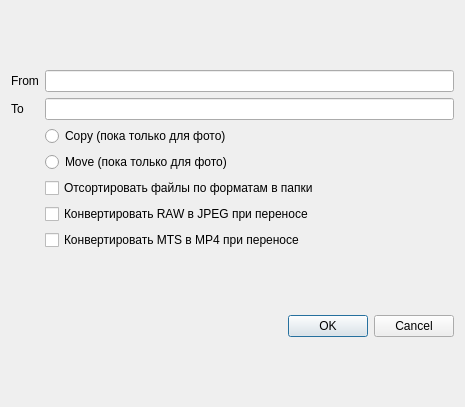
First picture: the form in sd_settings.ui, repository C2H5OH-creator/Explorer2, before the edit.
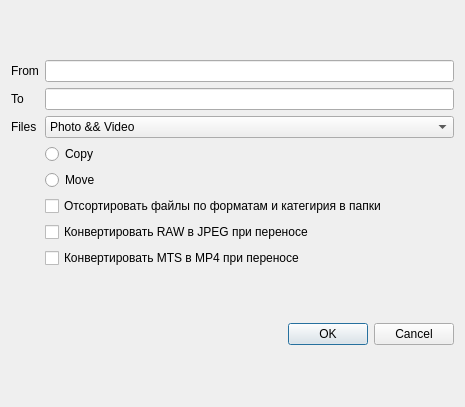
Second picture: the form after the edit.

What changed in the file:
```diff
--- a/sd_settings.ui
+++ b/sd_settings.ui
@@ -27,45 +27,22 @@
    <item row="1" column="0">
     <layout class="QGridLayout" name="gridLayout">
      <item row="3" column="1">
-      <widget class="QRadioButton" name="Move_type">
+      <widget class="QRadioButton" name="Copy_type">
        <property name="text">
-        <string>Move (пока только для фото)</string>
+        <string>Copy</string>
        </property>
        <attribute name="buttonGroup">
         <string notr="true">buttonGroup</string>
        </attribute>
       </widget>
      </item>
-     <item row="4" column="1">
-      <widget class="QCheckBox" name="folder_settings">
-       <property name="text">
-        <string>Отсортировать файлы по форматам в папки</string>
-       </property>
-      </widget>
-     </item>
-     <item row="0" column="1">
-      <widget class="QLineEdit" name="from_path"/>
-     </item>
-     <item row="5" column="1">
+     <item row="6" column="1">
       <widget class="QCheckBox" name="Raw_to_JPEG">
        <property name="text">
         <string>Конвертировать RAW в JPEG при переносе</string>
        </property>
       </widget>
      </item>
-     <item row="2" column="1">
-      <widget class="QRadioButton" name="Copy_type">
-       <property name="text">
-        <string>Copy (пока только для фото)</string>
-       </property>
-       <attribute name="buttonGroup">
-        <string notr="true">buttonGroup</string>
-       </attribute>
-      </widget>
-     </item>
-     <item row="1" column="1">
-      <widget class="QLineEdit" name="to_path"/>
-     </item>
      <item row="1" column="0">
       <widget class="QLabel" name="to">
        <property name="maximumSize">
@@ -79,13 +56,23 @@
        </property>
       </widget>
      </item>
-     <item row="6" column="1">
+     <item row="0" column="1">
+      <widget class="QLineEdit" name="from_path"/>
+     </item>
+     <item row="7" column="1">
       <widget class="QCheckBox" name="MTS_to_MP4">
        <property name="text">
         <string>Конвертировать MTS в MP4 при переносе</string>
        </property>
       </widget>
      </item>
+     <item row="5" column="1">
+      <widget class="QCheckBox" name="folder_settings">
+       <property name="text">
+        <string>Отсортировать файлы по форматам и категирия в папки</string>
+       </property>
+      </widget>
+     </item>
      <item row="0" column="0">
       <widget class="QLabel" name="from">
        <property name="text">
@@ -93,6 +80,45 @@
        </property>
       </widget>
      </item>
+     <item row="4" column="1">
+      <widget class="QRadioButton" name="Move_type">
+       <property name="text">
+        <string>Move</string>
+       </property>
+       <attribute name="buttonGroup">
+        <string notr="true">buttonGroup</string>
+       </attribute>
+      </widget>
+     </item>
+     <item row="1" column="1">
+      <widget class="QLineEdit" name="to_path"/>
+     </item>
+     <item row="2" column="1">
+      <widget class="QComboBox" name="files">
+       <item>
+        <property name="text">
+         <string>Photo &amp;&amp; Video</string>
+        </property>
+       </item>
+       <item>
+        <property name="text">
+         <string>Only photo</string>
+        </property>
+       </item>
+       <item>
+        <property name="text">
+         <string>Only video</string>
+        </property>
+       </item>
+      </widget>
+     </item>
+     <item row="2" column="0">
+      <widget class="QLabel" name="label">
+       <property name="text">
+        <string>Files</string>
+       </property>
+      </widget>
+     </item>
     </layout>
    </item>
   </layout>
```
